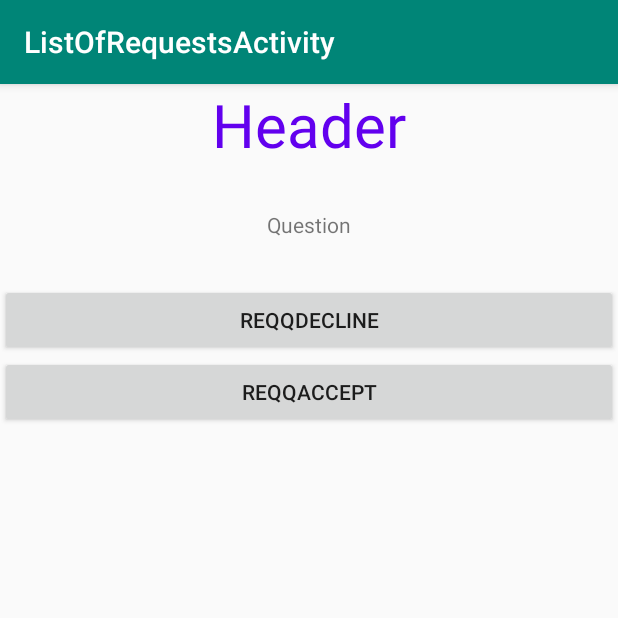
After one commit to ahmetanilgur/SWE599_25112018_V1_1, an Android app: the ListOfRequestsActivity screen opened directly, with no data from a screen before it, on a phone screen of 412 x 824 dp, the top half of it. The commit adds this screen. Run offline under Robolectric (Android 15) with nearby library versions, the phone set to English and light mode, and no system bars; our stand-ins replace Volley; network calls fail.

Commit message:
request calender and accept calendar are now available

```diff
--- /dev/null
+++ b/app/src/main/java/com/example/ahmetanilgur/fakearmut/ListOfRequestsActivity.java
@@ -0,0 +1,99 @@
+package com.example.ahmetanilgur.fakearmut;
+
+import android.annotation.SuppressLint;
+import android.graphics.Color;
+import android.os.Bundle;
+import android.preference.PreferenceManager;
+import android.support.design.widget.FloatingActionButton;
+import android.support.design.widget.Snackbar;
+import android.support.v7.app.AppCompatActivity;
+import android.support.v7.widget.Toolbar;
+import android.util.Log;
+import android.view.View;
+import android.widget.Button;
+import android.widget.TextView;
+import android.widget.Toast;
+
+import com.android.volley.Request;
+import com.android.volley.Response;
+import com.android.volley.VolleyError;
+import com.android.volley.toolbox.StringRequest;
+import com.android.volley.toolbox.Volley;
+
+public class ListOfRequestsActivity extends AppCompatActivity {
+    String username;
+    @Override
+    protected void onCreate(Bundle savedInstanceState) {
+        super.onCreate(savedInstanceState);
+        final String TAG="lols";
+        setContentView(R.layout.activity_list_of_requests);
+        final TextView requests_header = findViewById(R.id.requests_header);
+        final TextView question = findViewById(R.id.requests_question);
+        final Button button_decline = findViewById(R.id.requests_q_accept);
+        final Button button_accept = findViewById(R.id.requests_q_decline);
+        Toolbar toolbar = (Toolbar) findViewById(R.id.toolbar);
+        setSupportActionBar(toolbar);
+       /* Log.d(TAG, "onCreate: "+PreferenceManager
+                .getDefaultSharedPreferences(getApplicationContext())
+                .getString("login_preferences",""));*/
+        StringRequest firstStringRequest = new StringRequest(Request.Method.GET,
+                "http://192.168.47.40:8001/requestlist/"+PreferenceManager
+                        .getDefaultSharedPreferences(getApplicationContext())
+                        .getString("login_preferences",""),
+                new Response.Listener<String>() {
+                    @SuppressLint("ResourceAsColor")
+                    @Override
+                    public void onResponse(String response) {
+                        username=response;
+                        // Display the first 500 characters of the response string.
+                        requests_header.setText("New requests!");
+                        question.setText(response+" has requested to access your calendar.\n " +
+                                "Would you like to accept the request?");
+                        button_accept.setTextColor(Color.BLUE);
+                        button_accept.setText("Accept");
+                        button_decline.setTextColor(Color.RED);
+                        button_decline.setText("Decline");
+                        Log.d(TAG, "onResponse: clysr jsonp sonuc: "+ response);
+                    }
+                }, new Response.ErrorListener() {
+            @Override
+            public void onErrorResponse(VolleyError error) {
+                Log.d(TAG, "onErrorResponse didnt work_2"+error);
+            }
+        });
+        Volley.newRequestQueue(getApplicationContext()).add(firstStringRequest);
+        button_decline.setOnClickListener(new View.OnClickListener() {
+            @Override
+            public void onClick(View v) {
+                finish();
+            }
+        });
+        button_accept.setOnClickListener(new View.OnClickListener() {
+            @Override
+            public void onClick(View v) {
+
+                StringRequest stringRequest = new StringRequest(Request.Method.GET,
+                        "http://192.168.47.40:8001/accept/"+
+                                username+"&"+PreferenceManager.getDefaultSharedPreferences(getApplicationContext())
+                                        .getString("login_preferences",""),
+                        new Response.Listener<String>() {
+                            @Override
+                            public void onResponse(String response) {
+                                // Display the first 500 characters of the response string.
+                                Log.d(TAG, "onResponse: aynn knks clsyr"+ username + PreferenceManager.getDefaultSharedPreferences(getApplicationContext())
+                                        .getString("login_preferences",""));
+                            }
+                        }, new Response.ErrorListener() {
+                    @Override
+                    public void onErrorResponse(VolleyError error) {
+                        Log.d(TAG, "onErrorResponse didnt work");
+                    }
+                });
+                Volley.newRequestQueue(getApplicationContext()).add(stringRequest);
+                //finish();
+            }
+        });
+
+    }
+
+}
--- a/app/src/main/java/com/example/ahmetanilgur/fakearmut/MainActivity.java
+++ b/app/src/main/java/com/example/ahmetanilgur/fakearmut/MainActivity.java
@@ -104,7 +104,10 @@ public class MainActivity extends AppCompatActivity implements ItemClickListener
             Intent intent = new Intent(MainActivity.this, SettingsActivity.class);
             startActivity(intent);
         }
-
+        if (id == R.id.calendar_requests) {
+            Intent intent = new Intent(MainActivity.this, ListOfRequestsActivity.class);
+            startActivity(intent);
+        }
 
         return super.onOptionsItemSelected(item);
     }
--- /dev/null
+++ b/app/src/main/res/layout/activity_list_of_requests.xml
@@ -0,0 +1,53 @@
+<?xml version="1.0" encoding="utf-8"?>
+<LinearLayout xmlns:android="http://schemas.android.com/apk/res/android"
+    xmlns:app="http://schemas.android.com/apk/res-auto"
+    xmlns:tools="http://schemas.android.com/tools"
+    android:layout_width="match_parent"
+    android:layout_height="match_parent"
+    android:orientation="vertical"
+    app:layout_behavior="@string/appbar_scrolling_view_behavior"
+    tools:context=".ListOfRequestsActivity"
+    tools:showIn="@layout/activity_list_of_requests">
+    <android.support.design.widget.AppBarLayout
+        android:layout_width="match_parent"
+        android:layout_height="wrap_content"
+        android:theme="@style/AppTheme.AppBarOverlay">
+
+        <android.support.v7.widget.Toolbar
+            android:id="@+id/toolbar"
+            android:layout_width="match_parent"
+            android:layout_height="?attr/actionBarSize"
+            android:background="?attr/colorPrimary"
+            app:popupTheme="@style/AppTheme.PopupOverlay" />
+
+    </android.support.design.widget.AppBarLayout>
+    <TextView
+        android:id="@+id/requests_header"
+        android:layout_width="match_parent"
+        android:layout_height="wrap_content"
+        android:text="@string/requests_header"
+        android:textSize="40sp"
+        android:gravity="center"
+        android:paddingBottom="30sp"
+        android:textColor="@color/design_default_color_primary"/>
+
+    <TextView
+        android:id="@+id/requests_question"
+        android:layout_width="match_parent"
+        android:layout_height="wrap_content"
+        android:gravity="center"
+        android:textSize="14sp"
+        android:paddingBottom="30sp"
+        android:text="@string/requests_question" />
+
+    <Button
+        android:id="@+id/requests_q_decline"
+        android:layout_width="match_parent"
+        android:layout_height="wrap_content"
+        android:text="@string/requests_q_decline" />
+    <Button
+        android:id="@+id/requests_q_accept"
+        android:layout_width="match_parent"
+        android:layout_height="wrap_content"
+        android:text="@string/requests_q_accept" />
+</LinearLayout>
--- a/app/src/main/res/values/dimens.xml
+++ b/app/src/main/res/values/dimens.xml
@@ -2,4 +2,5 @@
     <!-- Default screen margins, per the Android Design guidelines. -->
     <dimen name="activity_horizontal_margin">16dp</dimen>
     <dimen name="activity_vertical_margin">16dp</dimen>
+    <dimen name="fab_margin">16dp</dimen>
 </resources>
--- a/app/src/main/res/values/strings.xml
+++ b/app/src/main/res/values/strings.xml
@@ -20,7 +20,7 @@
     <string name="cuma">cuma</string>
     <string name="paz">paz</string>
     <string name="cmt">cmt</string>
-    <string name="req">REQ</string>
+    <string name="req">Request Calendar</string>
     <string name="req_button_mon">Request Monday</string>
     <string name="req_button_tue">Request Tuesday</string>
     <string name="req_button_wed">Request Wednesday</string>
@@ -28,4 +28,15 @@
     <string name="req_button_fri">Request Friday</string>
     <string name="req_button_sat">Request Saturday</string>
     <string name="req_button_sun">Request Sunday</string>
+    <string name="calendar_request_activity">Requests</string>
+    <string name="title_activity_request">RequestActivity</string>
+    <string name="tv_req">TextView</string>
+    <string name="tv_detail_req">TextView</string>
+    <string name="btn_req_accept">Send</string>
+    <string name="btn_req_decline">Cancel</string>
+    <string name="title_activity_list_of_requests">ListOfRequestsActivity</string>
+    <string name="requests_header">Header</string>
+    <string name="requests_question">Question</string>
+    <string name="requests_q_accept">ReqQAccept</string>
+    <string name="requests_q_decline">ReqQDecline</string>
 </resources>
--- a/app/src/main/res/values/styles.xml
+++ b/app/src/main/res/values/styles.xml
@@ -8,4 +8,13 @@
         <item name="colorAccent">@color/colorAccent</item>
     </style>
 
+    <style name="AppTheme.NoActionBar">
+        <item name="windowActionBar">false</item>
+        <item name="windowNoTitle">true</item>
+    </style>
+
+    <style name="AppTheme.AppBarOverlay" parent="ThemeOverlay.AppCompat.Dark.ActionBar" />
+
+    <style name="AppTheme.PopupOverlay" parent="ThemeOverlay.AppCompat.Light" />
+
 </resources>
```
Also changed, not shown: app/src/main/AndroidManifest.xml (+9 -2 lines), app/src/main/java/com/example/ahmetanilgur/fakearmut/RequestActivity.java (added, +88 -0 lines), app/src/main/java/com/example/ahmetanilgur/fakearmut/SettingsFragment.java (+11 -1 lines), app/src/main/java/com/example/ahmetanilgur/fakearmut/UserAdapter.java (+7 -1 lines), app/src/main/res/layout/activity_request.xml (added, +55 -0 lines), app/src/main/res/layout/content_list_of_requests.xml (added, +11 -0 lines), app/src/main/res/layout/content_request.xml (added, +11 -0 lines), app/src/main/res/layout/cv_user_single_item.xml (+27 -32 lines), app/src/main/res/menu/menu_main.xml (+6 -1 lines), app/src/main/res/values/arrays.xml (+9 -0 lines), app/src/main/res/xml/pref_prices.xml (+9 -1 lines).
